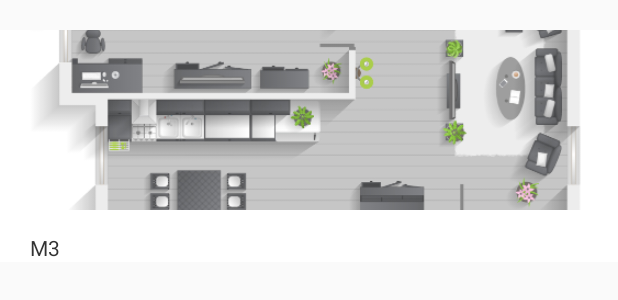
After one commit to LittleEyes88/IpsDemo, an Android app: the layout cell_house_layout.xml on its own in the app's theme, with its tools: preview values and no code run, on a phone screen of 412 x 824 dp. The commit adds this screen. Shown: the top 300 px of the screen. Run offline under Robolectric (Android 15) with nearby library versions, the phone set to English and light mode, and no system bars.

Commit message:
add house layout list

```diff
--- a/src/main/java/com/mercku/ipsdemo/view/MySurfaceView.kt
+++ b/src/main/java/com/mercku/ipsdemo/view/MySurfaceView.kt
@@ -54,7 +54,7 @@ class MySurfaceView : SurfaceView, SurfaceHolder.Callback {
         mGridPaint.setStyle(Paint.Style.STROKE);//画线条，线条有宽度
         mGridPaint.setColor(getResources().getColor(R.color.bg_grid_red));
         mGridPaint.setStrokeWidth(1f);//线条宽度
-        mGridPaint.setPathEffect(DashPathEffect(floatArrayOf(6.0f, 6.0f), 0f));//线的显示效果：破折号格式
+        mGridPaint.setPathEffect(DashPathEffect(floatArrayOf(5.0f, 6.0f), 0f));//线的显示效果：破折号格式
 
         mContext = context
         mHolder = holder
--- a/src/main/res/layout/activity_main.xml
+++ b/src/main/res/layout/activity_main.xml
@@ -39,6 +39,7 @@
         android:id="@+id/recycler_view"
         android:layout_width="match_parent"
         android:layout_height="0dp"
+        android:layout_marginTop="@dimen/mercku_margin_twenty"
         app:layout_constraintBottom_toBottomOf="parent"
         app:layout_constraintStart_toStartOf="parent"
         app:layout_constraintTop_toBottomOf="@+id/layout_new_house">
--- /dev/null
+++ b/src/main/res/layout/cell_house_layout.xml
@@ -0,0 +1,42 @@
+<?xml version="1.0" encoding="utf-8"?>
+<androidx.constraintlayout.widget.ConstraintLayout xmlns:android="http://schemas.android.com/apk/res/android"
+    xmlns:app="http://schemas.android.com/apk/res-auto"
+    android:layout_width="match_parent"
+    android:layout_height="wrap_content"
+    android:layout_marginTop="@dimen/mercku_margin_twenty"
+    android:background="@android:color/white">
+
+    <ImageView
+        android:id="@+id/image_layout"
+        android:layout_width="match_parent"
+        android:layout_height="@dimen/mercku_view_height_one_hundred_twenty"
+        android:scaleType="centerCrop"
+        android:src="@drawable/img_house_plan"
+        app:layout_constraintStart_toStartOf="parent"
+        app:layout_constraintTop_toTopOf="parent" />
+
+
+    <TextView
+        android:id="@+id/text_house_name"
+        style="@style/mercku_TextBlackColorFourteenSp"
+        android:layout_width="wrap_content"
+        android:layout_height="wrap_content"
+        android:layout_marginStart="@dimen/mercku_margin_twenty"
+        android:layout_marginTop="@dimen/mercku_margin_fifteen"
+        android:layout_marginBottom="@dimen/mercku_margin_fifteen"
+        android:text="M3"
+        app:layout_constraintStart_toStartOf="parent"
+        app:layout_constraintTop_toBottomOf="@+id/image_layout" />
+
+    <ImageView
+        android:id="@+id/image_edit_house_name"
+        android:layout_width="wrap_content"
+        android:layout_height="wrap_content"
+        android:layout_marginStart="@dimen/mercku_margin_five"
+        android:onClick="onClickEditHouseName"
+        android:src="@android:drawable/ic_menu_edit"
+        android:visibility="gone"
+        app:layout_constraintBottom_toBottomOf="@+id/text_house_name"
+        app:layout_constraintStart_toEndOf="@+id/text_house_name"
+        app:layout_constraintTop_toTopOf="@+id/text_house_name" />
+</androidx.constraintlayout.widget.ConstraintLayout>
--- a/src/main/res/layout/layout_no_content.xml
+++ b/src/main/res/layout/layout_no_content.xml
@@ -35,6 +35,7 @@
         android:layout_height="36dp"
         android:background="@drawable/mercku_selector_btn_solid_gray_black"
         android:gravity="center"
+        android:onClick="onClickAdd"
         android:text="@string/add_new_house"
         app:layout_constraintBottom_toBottomOf="parent"
         app:layout_constraintEnd_toEndOf="parent"
```
Also changed, not shown: src/main/java/com/mercku/ipsdemo/activity/MainActivity.kt (+23 -5 lines), src/main/java/com/mercku/ipsdemo/adapter/HouseLayoutAdapter.kt (added, +68 -0 lines).
